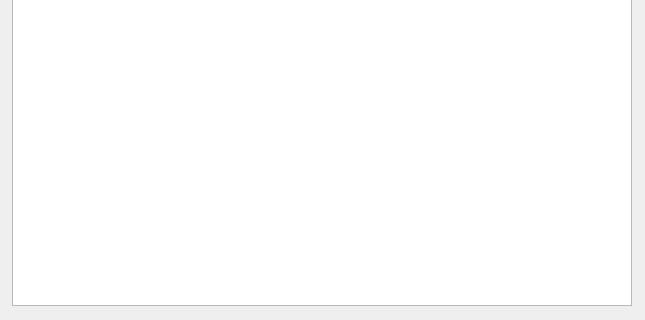
Before: the Qt Designer form view_ttn.ui in andrboyko/zbyt, drawn with Qt 5; both pictures show x 0 to 645 and y 225 to 545 of the 645 by 545 pixel window.
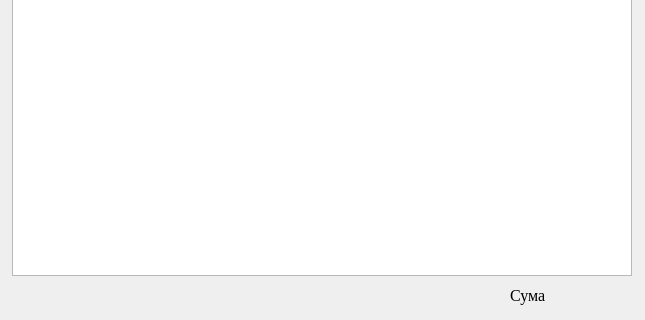
After: the same form once the commit is applied.

Commit message: Добавлено окно добавления товара в Накладную

What changed in the file:
```diff
--- a/view_ttn.ui
+++ b/view_ttn.ui
@@ -37,7 +37,7 @@
      <x>12</x>
      <y>190</y>
      <width>620</width>
-     <height>341</height>
+     <height>311</height>
     </rect>
    </property>
    <property name="selectionBehavior">
@@ -108,7 +108,7 @@
   </widget>
   <widget class="QLineEdit" name="lineEdit_2">
    <property name="enabled">
-    <bool>false</bool>
+    <bool>true</bool>
    </property>
    <property name="geometry">
     <rect>
@@ -118,6 +118,9 @@
      <height>25</height>
     </rect>
    </property>
+   <property name="readOnly">
+    <bool>true</bool>
+   </property>
   </widget>
   <widget class="QLabel" name="label_4">
    <property name="geometry">
@@ -134,7 +137,7 @@
   </widget>
   <widget class="QLineEdit" name="lineEdit_3">
    <property name="enabled">
-    <bool>false</bool>
+    <bool>true</bool>
    </property>
    <property name="geometry">
     <rect>
@@ -144,6 +147,9 @@
      <height>24</height>
     </rect>
    </property>
+   <property name="readOnly">
+    <bool>true</bool>
+   </property>
   </widget>
   <widget class="QLabel" name="label_6">
    <property name="geometry">
@@ -158,6 +164,19 @@
     <string>DD.MM.YYYYроку</string>
    </property>
   </widget>
+  <widget class="QLabel" name="label_5">
+   <property name="geometry">
+    <rect>
+     <x>510</x>
+     <y>510</y>
+     <width>111</width>
+     <height>21</height>
+    </rect>
+   </property>
+   <property name="text">
+    <string>Сума</string>
+   </property>
+  </widget>
  </widget>
  <resources/>
  <connections/>
```
The commit also changes 6 other files.
